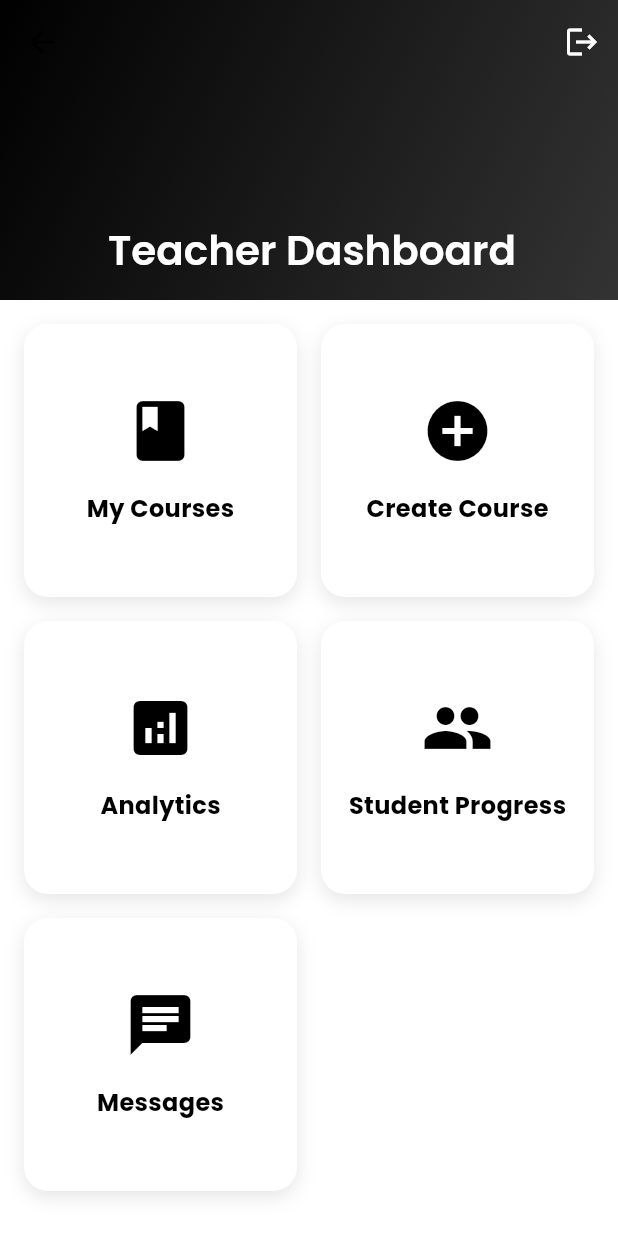
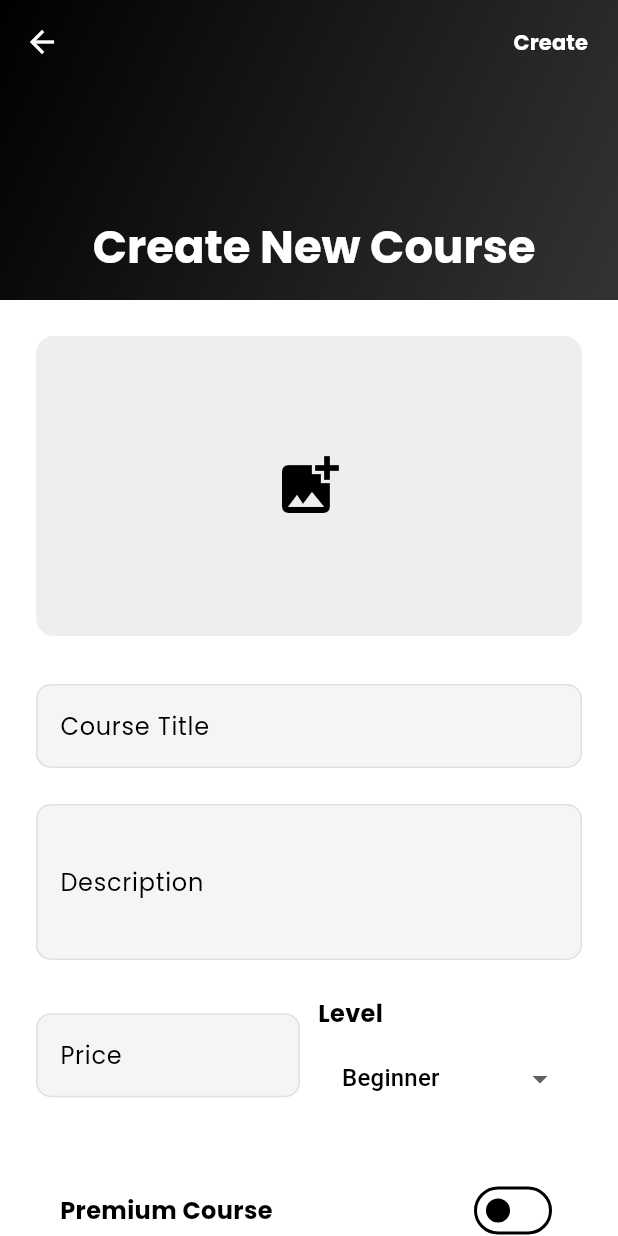
Before and after one commit to VaradSinghal/e_learning_app, a Flutter app: the TeacherHomeScreen screen opened by its route, after a tap on "Create Course", on a phone screen of 412 x 824 dp. Run offline on Flutter 3.47's test engine with Material 3 defaults, Android fonts, the phone set to English and light mode, and no system bars; our stand-ins replace bloc, cached_network_image, chewie, cloud_firestore, equatable, firebase_auth and 8 more; accounts and stored records are empty.

Commit message:
createcourse-screen

```diff
--- a/lib/routes/app_routes.dart
+++ b/lib/routes/app_routes.dart
@@ -5,6 +5,7 @@ import 'package:e_learning_app/views/auth/register_screen.dart';
 import 'package:e_learning_app/views/chat/chat_list_screen.dart';
 import 'package:e_learning_app/views/course/course_detail/course_detail_screen.dart';
 import 'package:e_learning_app/views/course/course_list/course_list_screen.dart';
+import 'package:e_learning_app/views/course/create_course/create_course_screen.dart';
 import 'package:e_learning_app/views/course/lesson_screen/lesson_screen.dart';
 import 'package:e_learning_app/views/course/payment/payment_screen.dart';
 import 'package:e_learning_app/views/home/home_screen.dart';
@@ -43,6 +44,7 @@ class AppRoutes {
   static const String teacherHome = '/teacher/home';
   static const String myCourses = '/teacher/courses';
   static const String teacherChats = '/teacher/chats';
+  static const String createCourse = '/teacher/courses/create';
 
   static Route<dynamic> onGenerateRoute(RouteSettings settings) {
     switch (settings.name) {
@@ -62,6 +64,8 @@ class AppRoutes {
         return MaterialPageRoute(builder: (_) => const TeacherHomeScreen());
       case myCourses:
         return MaterialPageRoute(builder: (_) => const MyCoursesScreen());
+      case createCourse:
+        return MaterialPageRoute(builder: (_) => const CreateCourseScreen());
       case teacherChats:
         return MaterialPageRoute(builder: (_) => const ChatListScreen());
       case main:
--- a/lib/routes/route_pages.dart
+++ b/lib/routes/route_pages.dart
@@ -8,6 +8,7 @@ import 'package:e_learning_app/views/auth/register_screen.dart';
 import 'package:e_learning_app/views/chat/chat_list_screen.dart';
 import 'package:e_learning_app/views/course/course_detail/course_detail_screen.dart';
 import 'package:e_learning_app/views/course/course_list/course_list_screen.dart';
+import 'package:e_learning_app/views/course/create_course/create_course_screen.dart';
 import 'package:e_learning_app/views/course/lesson_screen/lesson_screen.dart';
 import 'package:e_learning_app/views/course/payment/payment_screen.dart';
 import 'package:e_learning_app/views/home/home_screen.dart';
@@ -59,6 +60,10 @@ class AppPages {
       GetPage(
       name: AppRoutes.teacherChats,
       page: () => const ChatListScreen(),
+      ),
+      GetPage(
+      name: AppRoutes.createCourse,
+      page: () => const CreateCourseScreen(),
       ),
       GetPage(
       name: AppRoutes.main,
--- /dev/null
+++ b/lib/views/course/create_course/create_course_screen.dart
@@ -0,0 +1,272 @@
+import 'package:e_learning_app/core/theme/app_colors.dart';
+import 'package:e_learning_app/views/course/create_course/widgets/create_course_app_bar.dart';
+import 'package:e_learning_app/widgets/common/custom_textfield.dart';
+import 'package:flutter/material.dart';
+import 'package:get/get.dart';
+import 'package:get/state_manager.dart';
+
+class CreateCourseScreen extends StatefulWidget {
+  const CreateCourseScreen({super.key});
+
+  @override
+  State<CreateCourseScreen> createState() => _CreateCourseScreenState();
+}
+
+class _CreateCourseScreenState extends State<CreateCourseScreen> {
+  final _formKey = GlobalKey<FormState>();
+  String _selectedLevel = 'Beginner';
+  bool _isPremium = false;
+  final List<String> _requirements = [''];
+  final List<String> _learningPoints = [''];
+
+  @override
+  Widget build(BuildContext context) {
+    return Scaffold(
+      backgroundColor: AppColors.lightBackground,
+      body: CustomScrollView(
+        physics: const BouncingScrollPhysics(),
+        slivers: [
+          CreateCourseAppBar(onSubmit: _submitForm),
+          SliverToBoxAdapter(
+            child: Form(
+              child: Padding(
+                padding: EdgeInsets.all(24),
+                child: Column(
+                  children: [
+                    _buildImagePicker(),
+                    const SizedBox(height: 32),
+                    CustomTextfield(
+                      label: 'Course Title',
+                      hint: 'Enter course title',
+                      maxLines: 1,
+                      validator: (value) {
+                        if (value?.isEmpty ?? true) {
+                          return 'Please enter a title';
+                        }
+                        return null;
+                      },
+                    ),
+                    const SizedBox(height: 24),
+                    CustomTextfield(
+                      label: 'Description',
+                      hint: 'enter course description',
+                      maxLines: 3,
+                      validator: (value) {
+                        if (value?.isEmpty ?? true) {
+                          return 'Please enter a description';
+                        }
+                        return null;
+                      },
+                    ),
+                    const SizedBox(height: 24),
+                    Row(
+                      children: [
+                        Expanded(
+                          child: CustomTextfield(
+                            label: 'Price',
+                            hint: 'Enter Price',
+                            keyboardType: TextInputType.number,
+                            validator: (value) {
+                              if (value?.isEmpty ?? true) {
+                                return 'Required';
+                              }
+                              return null;
+                            },
+                          ),
+                        ),
+                        const SizedBox(width: 12),
+                        Expanded(child: _buildDropdown()),
+                      ],
+                    ),
+                    const SizedBox(height: 24),
+                    _buildPremiumSwitch(),
+                    const SizedBox(height: 32),
+                    _buildDynamicList(
+                      'Course Requirements',
+                      _requirements,
+                      (index) => _requirements.removeAt(index),
+                      () => _requirements.add(''),
+                    ),
+                    const SizedBox(height: 32),
+                     _buildDynamicList(
+                      'What You Will Learn',
+                      _learningPoints,
+                      (index) => _requirements.removeAt(index),
+                      () => _requirements.add(''),
+                    ),
+                  ],
+                ),
+              ),
+            ),
+          ),
+        ],
+      ),
+    );
+  }
+
+  Widget _buildDynamicList(
+    String title,
+    List<String> items,
+    Function(int) onRemove,
+    Function() onAdd,
+  ) {
+    return Column(
+      crossAxisAlignment: CrossAxisAlignment.start,
+      children: [
+        Text(
+          title,
+          style: const TextStyle(
+            fontSize: 16,
+            fontWeight: FontWeight.bold,
+            color: AppColors.primary,
+          ),
+        ),
+        const SizedBox(height: 8),
+        ListView.builder(
+          shrinkWrap: true,
+          physics: NeverScrollableScrollPhysics(),
+          itemCount: items.length,
+          itemBuilder: (context, index) {
+            return Padding(
+              padding: const EdgeInsets.only(bottom: 8),
+              child: Row(
+                children: [
+                  Expanded(
+                    child: Theme(
+                      data: Theme.of(context).copyWith(
+                        inputDecorationTheme: InputDecorationTheme(
+                          hintStyle: TextStyle(
+                            color: Colors.grey[700],
+                            fontWeight: FontWeight.w500,
+                          ),
+                        ),
+                      ),
+                      child: CustomTextfield(
+                        label: '',
+                        hint: 'Enter $title',
+                        initialValue: items[index],
+                        onChanged: (value) => items[index] = value,
+                      ),
+                    ),
+                  ),
+                  IconButton(
+                    onPressed: () {
+                      setState(() {
+                        if (items.length > 1) {
+                          onRemove(index);
+                        }
+                      });
+                    },
+                    icon: Icon(Icons.circle_outlined, color: Colors.grey[600]),
+                  ),
+                ],
+              ),
+            );
+          },
+        ),
+
+        TextButton.icon(
+          onPressed: () {
+            setState(() {
+              onAdd();
+            });
+          },
+          icon: const Icon(Icons.add),
+          label: Text('Add $title'),
+          style: TextButton.styleFrom(foregroundColor: AppColors.primary),
+        ),
+      ],
+    );
+  }
+
+  Widget _buildPremiumSwitch() {
+    return Container(
+      padding: const EdgeInsets.all(16),
+      decoration: BoxDecoration(
+        color: Colors.white,
+        borderRadius: BorderRadius.circular(12),
+      ),
+      child: Row(
+        mainAxisAlignment: MainAxisAlignment.spaceBetween,
+        children: [
+          const Text(
+            'Premium Course',
+            style: TextStyle(fontSize: 16, fontWeight: FontWeight.bold),
+          ),
+          Switch(
+            value: _isPremium,
+            onChanged: (value) {
+              setState(() {
+                _isPremium = value;
+              });
+            },
+            activeColor: AppColors.primary,
+          ),
+        ],
+      ),
+    );
+  }
+
+  Widget _buildDropdown() {
+  return Column(
+    crossAxisAlignment: CrossAxisAlignment.start,
+    children: [
+      Text(
+        'Level',
+        style: TextStyle(
+          fontSize: 16,
+          fontWeight: FontWeight.bold,
+          color: AppColors.primary,
+        ),
+      ),
+      const SizedBox(height: 8),
+      Container(
+        padding: const EdgeInsets.symmetric(horizontal: 16),
+        decoration: BoxDecoration(
+          color: Colors.white,
+          borderRadius: BorderRadius.circular(12),
+        ),
+        child: DropdownButtonHideUnderline(
+          child: DropdownButton<String>(
+            value: _selectedLevel,
+            isExpanded: true, // ✅ Fixes overflow
+            items: ['Beginner', 'Intermediate', 'Advanced']
+                .map(
+                  (level) =>
+                      DropdownMenuItem(value: level, child: Text(level)),
+                )
+                .toList(),
+            onChanged: (value) {
+              setState(() {
+                _selectedLevel = value!;
+              });
+            },
+          ),
+        ),
+      ),
+    ],
+  );
+}
+
+  void _submitForm() {
+    if (_formKey.currentState?.validate() ?? false) {
+      Get.back();
+    }
+  }
+
+  Widget _buildImagePicker() {
+    return Container(
+      height: 200,
+      decoration: BoxDecoration(
+        color: Colors.grey[200],
+        borderRadius: BorderRadius.circular(12),
+      ),
+      child: Center(
+        child: IconButton(
+          onPressed: () {},
+          icon: const Icon(Icons.add_photo_alternate, size: 48),
+        ),
+      ),
+    );
+  }
+}
--- /dev/null
+++ b/lib/views/course/create_course/widgets/create_course_app_bar.dart
@@ -0,0 +1,64 @@
+import 'package:e_learning_app/core/theme/app_colors.dart';
+import 'package:flutter/material.dart';
+import 'package:get/route_manager.dart';
+
+class CreateCourseAppBar extends StatelessWidget {
+  final VoidCallback onSubmit;
+
+  const CreateCourseAppBar({super.key, required this.onSubmit});
+
+  @override
+  Widget build(BuildContext context) {
+    return SliverAppBar(
+      expandedHeight: 200,
+      collapsedHeight: kToolbarHeight,
+      toolbarHeight: kToolbarHeight,
+      pinned: true,
+      backgroundColor: AppColors.primary,
+      leading: IconButton(
+        onPressed: () => Get.back(),
+        icon: const Icon(
+          Icons.arrow_back,
+          color: AppColors.accent,
+        ),
+        ),
+        actions: [
+          TextButton(
+            onPressed: onSubmit,
+            child: const Text(
+            'Create',
+            style: TextStyle(
+              color: AppColors.accent,
+              fontWeight: FontWeight.bold,
+            ),
+          ),
+          ),
+          const SizedBox(width: 8),
+        ],
+        flexibleSpace: FlexibleSpaceBar(
+          titlePadding:  EdgeInsets.only(
+            left: MediaQuery.of(context).size.width *0.15,
+            bottom: 16,
+          ),
+          title: Text(
+            'Create New Course',
+            style: Theme.of(context).textTheme.headlineMedium?.copyWith(
+              color: AppColors.accent,
+              fontWeight: FontWeight.bold,
+            ),
+          ),
+          background: Container(
+            decoration: const BoxDecoration(
+              gradient: LinearGradient(colors: [
+                AppColors.primary,
+                AppColors.primaryLight,
+              ],
+              begin: Alignment.topLeft,
+              end: Alignment.bottomRight,
+              ),
+            ),
+          ),
+        ),
+    );
+  }
+}
--- a/lib/views/teacher/teacher_home/teacher_home_screen.dart
+++ b/lib/views/teacher/teacher_home/teacher_home_screen.dart
@@ -62,7 +62,7 @@ class TeacherHomeScreen extends StatelessWidget {
               DashboardCard(
                 title: 'Create Course',
                 icon: Icons.add_circle,
-                onTap: (){},
+                onTap: ()=> Get.toNamed(AppRoutes.createCourse),
               ),
               DashboardCard(
                 title: 'Analytics',
--- a/lib/widgets/common/custom_textfield.dart
+++ b/lib/widgets/common/custom_textfield.dart
@@ -4,6 +4,7 @@ import 'package:flutter/widgets.dart';
 class CustomTextfield extends StatefulWidget {
   final String label;
   final String? hint;
+  final String? initialValue;
   final IconData? prefixIcon;
   final IconData? suffixIcon;
   final bool obscureText;
@@ -26,31 +27,30 @@ class CustomTextfield extends StatefulWidget {
     this.validator,
     this.keyboardType,
     this.onChanged,
-    this.maxLines= 1,
+    this.maxLines = 1,
     this.enabled = true,
     this.focusNode,
-    });
+    this.initialValue,
+  });
 
   @override
   State<CustomTextfield> createState() => _CustomTextfieldState();
 }
 
 class _CustomTextfieldState extends State<CustomTextfield> {
-
   bool _obscureText = false;
 
   @override
   void initState() {
-
     super.initState();
     _obscureText = widget.obscureText;
   }
-
 
   @override
   Widget build(BuildContext context) {
     return TextFormField(
       controller: widget.controller,
+      initialValue: widget.initialValue,
       obscureText: _obscureText,
       validator: widget.validator,
       keyboardType: widget.keyboardType,
@@ -62,18 +62,25 @@ class _CustomTextfieldState extends State<CustomTextfield> {
         labelText: widget.label,
         hintText: widget.hint,
         prefixIcon: widget.prefixIcon != null ? Icon(widget.prefixIcon) : null,
-        suffixIcon: widget.obscureText ? IconButton(
-          onPressed: (){
-            setState(() {
-              _obscureText = !_obscureText;
-            });
-          },
-           icon: Icon(_obscureText ? Icons.visibility_outlined : Icons.visibility_off_outlined)) : widget.suffixIcon != null ? Icon(widget.suffixIcon) : null,
+        suffixIcon:
+            widget.obscureText
+                ? IconButton(
+                  onPressed: () {
+                    setState(() {
+                      _obscureText = !_obscureText;
+                    });
+                  },
+                  icon: Icon(
+                    _obscureText
+                        ? Icons.visibility_outlined
+                        : Icons.visibility_off_outlined,
+                  ),
+                )
+                : widget.suffixIcon != null
+                ? Icon(widget.suffixIcon)
+                : null,
 
-        border: OutlineInputBorder(
-          borderRadius: BorderRadius.circular(10),
-
-        ),
+        border: OutlineInputBorder(borderRadius: BorderRadius.circular(10)),
 
         enabledBorder: OutlineInputBorder(
           borderRadius: BorderRadius.circular(10),
@@ -87,14 +94,13 @@ class _CustomTextfieldState extends State<CustomTextfield> {
 
         errorBorder: OutlineInputBorder(
           borderRadius: BorderRadius.circular(10),
-          borderSide:const BorderSide(color: Colors.red),
+          borderSide: const BorderSide(color: Colors.red),
         ),
 
         focusedErrorBorder: OutlineInputBorder(
           borderRadius: BorderRadius.circular(10),
-          borderSide:const BorderSide(color: Colors.red),
+          borderSide: const BorderSide(color: Colors.red),
         ),
-
       ),
     );
   }
```
